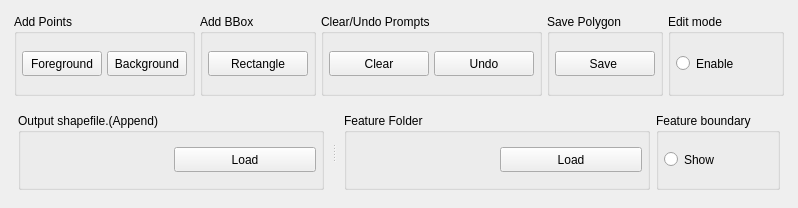
Above: ui/Selector.ui from coolzhao/Geo-SAM before the change. Below: the same form after it.
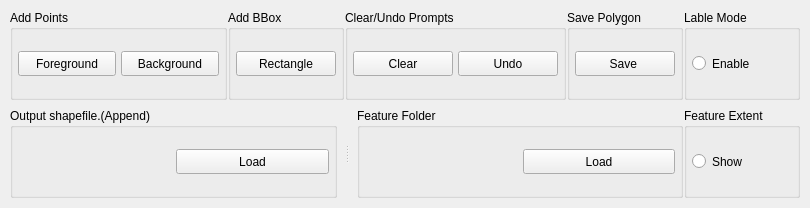
That is the form after the change. Custom widgets are drawn as their Qt base class.

```diff
--- a/ui/Selector.ui
+++ b/ui/Selector.ui
@@ -6,7 +6,7 @@
    <rect>
     <x>0</x>
     <y>0</y>
-    <width>782</width>
+    <width>810</width>
     <height>208</height>
    </rect>
   </property>
@@ -22,21 +22,21 @@
         <property name="toolTip">
          <string>Shortcut: C</string>
         </property>
-        <layout class="QHBoxLayout" name="horizontalLayout_3" stretch="2,1,2,1,1">
+        <layout class="QHBoxLayout" name="top_row" stretch="2,1,2,1,1">
          <property name="spacing">
-          <number>5</number>
+          <number>1</number>
          </property>
          <property name="leftMargin">
-          <number>5</number>
+          <number>1</number>
          </property>
          <property name="topMargin">
-          <number>5</number>
+          <number>1</number>
          </property>
          <property name="rightMargin">
-          <number>5</number>
+          <number>1</number>
          </property>
          <property name="bottomMargin">
-          <number>5</number>
+          <number>1</number>
          </property>
          <item>
           <widget class="QGroupBox" name="horizontalGroupBox">
@@ -284,7 +284,7 @@
          <item>
           <widget class="QGroupBox" name="EditModeGroupBox">
            <property name="title">
-            <string>Edit mode</string>
+            <string>Lable Mode</string>
            </property>
            <layout class="QGridLayout" name="EditMode">
             <property name="leftMargin">
@@ -333,8 +333,20 @@
       <item>
        <widget class="QFrame" name="Bottom">
         <layout class="QHBoxLayout" name="Bottom_row" stretch="6,1">
+         <property name="spacing">
+          <number>1</number>
+         </property>
+         <property name="leftMargin">
+          <number>1</number>
+         </property>
          <property name="topMargin">
-          <number>6</number>
+          <number>1</number>
+         </property>
+         <property name="rightMargin">
+          <number>1</number>
+         </property>
+         <property name="bottomMargin">
+          <number>1</number>
          </property>
          <item>
           <widget class="QSplitter" name="splitterBottom">
@@ -437,7 +449,7 @@
          <item>
           <widget class="QGroupBox" name="EditModeGroupBox_2">
            <property name="title">
-            <string>Feature boundary</string>
+            <string>Feature Extent</string>
            </property>
            <layout class="QGridLayout" name="EditMode_2">
             <property name="leftMargin">
```
